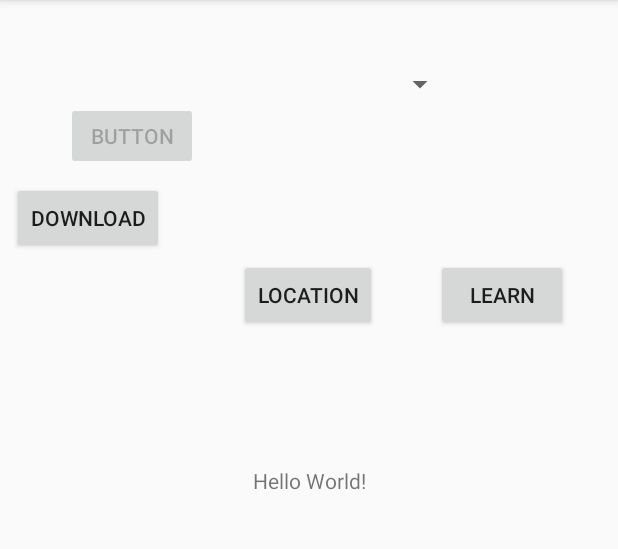
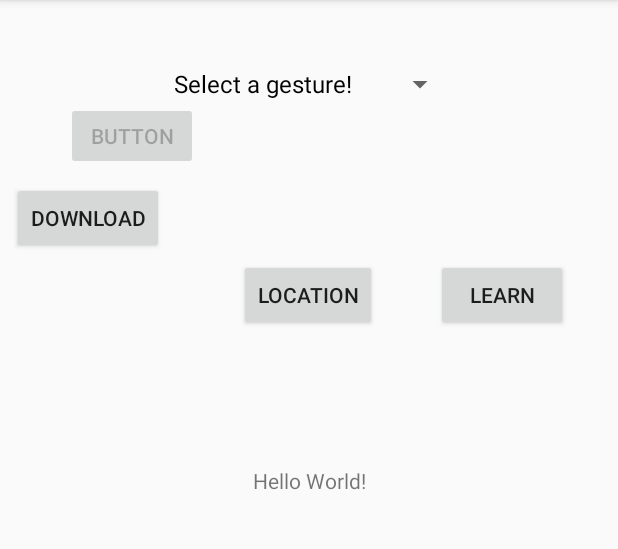
Before and after one commit to tmanuszak/CSE535, an Android app: the screen it shows after launch (MainActivity), after a tap on "LEARN", on a phone screen of 412 x 824 dp, the part 84-633 px from its top. Run offline under Robolectric (Android 15) with nearby library versions, the phone set to English and light mode, and no system bars.

Commit message:
Added hint to spinner

```diff
--- a/HandGestures/app/src/main/java/com/example/handgestures/MainActivity.java
+++ b/HandGestures/app/src/main/java/com/example/handgestures/MainActivity.java
@@ -76,7 +76,7 @@ public class MainActivity extends AppCompatActivity implements LocationListener
             public void onClick(View view) {
                 //Toast.makeText(MainActivity.this, "Button clicked", Toast.LENGTH_LONG).show();
                 String selection = gestureSpinner.getSelectedItem().toString();
-                if (selection != "") {
+                if (selection != "Select a gesture!") {
                     Intent intent = new Intent(MainActivity.this, Main2ActivityNew.class);
                     intent.putExtra("spinner", selection);
                     startActivity(intent);
@@ -438,7 +438,7 @@ public class MainActivity extends AppCompatActivity implements LocationListener
     }
 
     private void addGesturesToList(ArrayList<String> gestures) {
-        gestures.add("");
+        gestures.add("Select a gesture!");
         gestures.add("AC Power");
         gestures.add("Algorithm");
         gestures.add("Antenna");
```
